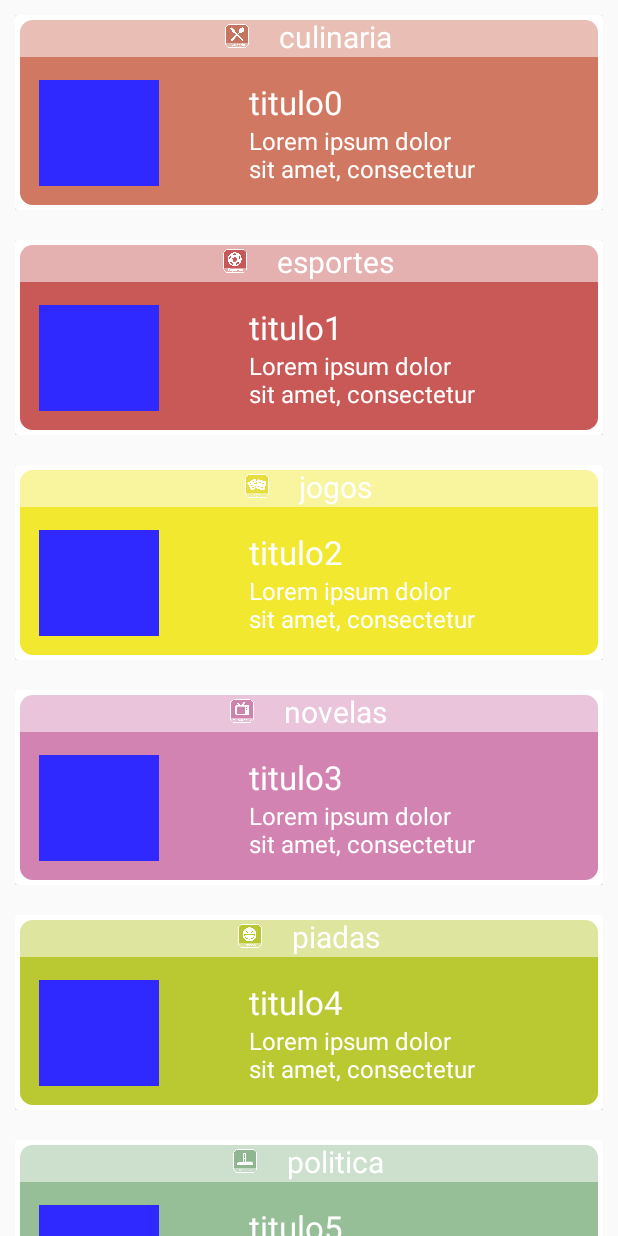
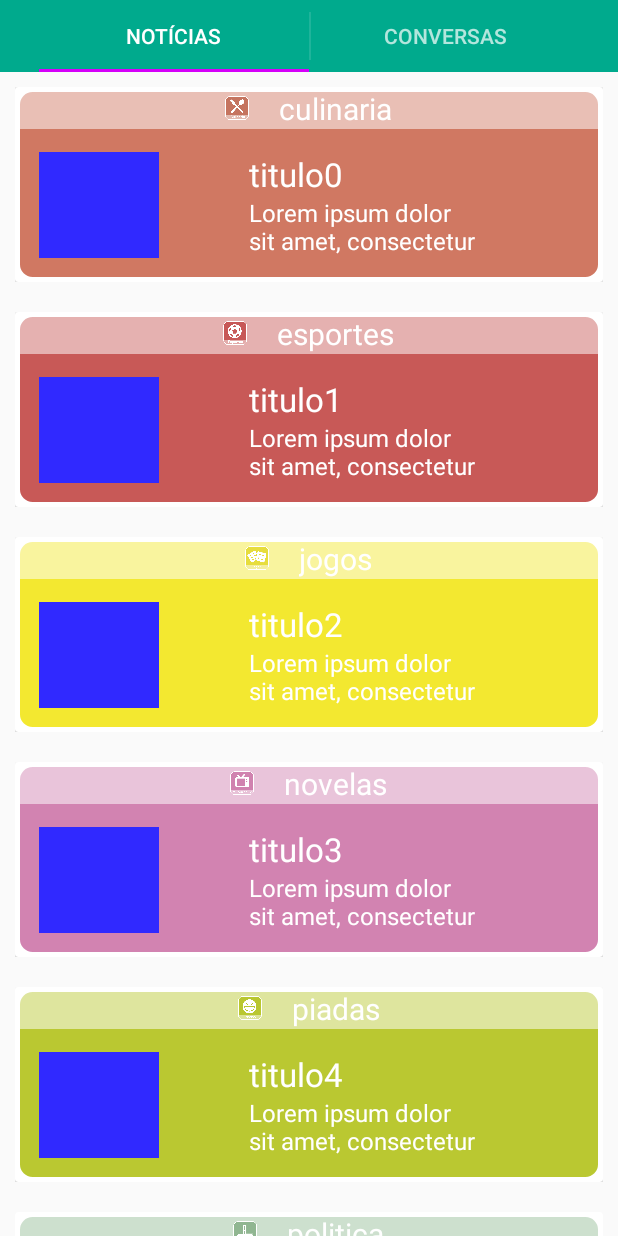
Before and after one commit to fonluiz/projeto-empsoft, an Android app: the MainActivity screen opened directly, with no data from a screen before it, on a phone screen of 412 x 824 dp. Run offline under Robolectric (Android 15) with nearby library versions, the phone set to English and light mode, and no system bars.

Commit message:
Add tabs

```diff
--- a/MelhorIdade/app/src/main/AndroidManifest.xml
+++ b/MelhorIdade/app/src/main/AndroidManifest.xml
@@ -19,7 +19,7 @@
         <activity
             android:name=".MainActivity"
             android:label="@string/title_activity_main"
-            android:theme="@style/AppTheme"></activity>
+            android:theme="@style/AppTheme.ActionBar"></activity>
     </application>
 
 </manifest>
--- a/MelhorIdade/app/src/main/java/com/example/melhoridade/melhoridade/MainActivity.java
+++ b/MelhorIdade/app/src/main/java/com/example/melhoridade/melhoridade/MainActivity.java
@@ -1,12 +1,13 @@
 package com.example.melhoridade.melhoridade;
 
+import android.app.FragmentTransaction;
 import android.os.Bundle;
 import android.support.design.widget.FloatingActionButton;
 import android.support.design.widget.Snackbar;
 import android.support.v4.view.ViewPager;
+import android.support.v7.app.ActionBar;
 import android.support.v7.app.AppCompatActivity;
-import android.support.v7.widget.Toolbar;
-import android.view.View;
+
 
 public class MainActivity extends AppCompatActivity {
 
@@ -18,10 +19,37 @@ public class MainActivity extends AppCompatActivity {
         super.onCreate(savedInstanceState);
         setContentView(R.layout.activity_main);
 
+        final android.support.v7.app.ActionBar actionBar = getSupportActionBar();
+        actionBar.setDisplayShowHomeEnabled(false);
+        actionBar.setDisplayShowTitleEnabled(false);
+
         mPagerAdapter = new PagerAdapter(getSupportFragmentManager());
         mViewPager = (ViewPager) findViewById(R.id.main_pager);
         mViewPager.setAdapter(mPagerAdapter);
 
+        // Specify that tabs should be displayed in the action bar.
+        actionBar.setNavigationMode(ActionBar.NAVIGATION_MODE_TABS);
+
+        // Create a tab listener that is called when the user changes tabs.
+        ActionBar.TabListener tabListener = new ActionBar.TabListener() {
+            @Override
+            public void onTabSelected(ActionBar.Tab tab, android.support.v4.app.FragmentTransaction ft) {
+                mViewPager.setCurrentItem(tab.getPosition());
+            }
+
+            @Override
+            public void onTabUnselected(ActionBar.Tab tab, android.support.v4.app.FragmentTransaction ft) {
+
+            }
+
+            @Override
+            public void onTabReselected(ActionBar.Tab tab, android.support.v4.app.FragmentTransaction ft) {
+
+            }
+        };
+
+        actionBar.addTab(actionBar.newTab().setText("Notícias").setTabListener(tabListener));
+        actionBar.addTab(actionBar.newTab().setText("Conversas").setTabListener( tabListener));
     }
 
 }
--- a/MelhorIdade/app/src/main/res/values/styles.xml
+++ b/MelhorIdade/app/src/main/res/values/styles.xml
@@ -12,4 +12,12 @@
 
     <style name="AppTheme.PopupOverlay" parent="ThemeOverlay.AppCompat.Light" />
 
+    <style name="AppTheme.ActionBar" parent="Theme.AppCompat.Light.DarkActionBar">
+        <!-- Customize your theme here. -->
+        <item name="colorPrimary">@color/colorPrimary</item>
+        <item name="colorPrimaryDark">@color/colorPrimaryDark</item>
+        <item name="colorAccent">@color/colorAccent</item>
+    </style>
+
+
 </resources>
```
